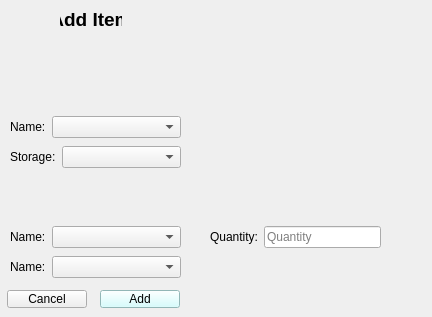
isaac-ucalgary/CPSC471_Fall2024_GroupProject, file home_ims/src/view/ui/popup/add_item.ui: the form before one commit.
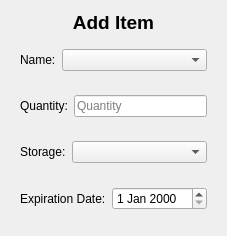
The form after the commit.

What changed in the file:
```diff
--- a/home_ims/src/view/ui/popup/add_item.ui
+++ b/home_ims/src/view/ui/popup/add_item.ui
@@ -6,22 +6,16 @@
    <rect>
     <x>0</x>
     <y>0</y>
-    <width>432</width>
-    <height>317</height>
+    <width>185</width>
+    <height>227</height>
    </rect>
   </property>
   <property name="windowTitle">
    <string>Add Item</string>
   </property>
+  <layout class="QVBoxLayout" name="verticalLayout">
+   <item>
   <widget class="QLabel" name="label_title">
-   <property name="geometry">
-    <rect>
-     <x>60</x>
-     <y>10</y>
-     <width>62</width>
-     <height>19</height>
-    </rect>
-   </property>
    <property name="font">
     <font>
      <pointsize>14</pointsize>
@@ -35,47 +29,9 @@
     <set>Qt::AlignCenter</set>
    </property>
   </widget>
-  <widget class="QPushButton" name="cancelBtn">
-   <property name="geometry">
-    <rect>
-     <x>7</x>
-     <y>290</y>
-     <width>80</width>
-     <height>18</height>
-    </rect>
-   </property>
-   <property name="styleSheet">
-    <string notr="true"/>
-   </property>
-   <property name="text">
-    <string>Cancel</string>
-   </property>
-  </widget>
-  <widget class="QPushButton" name="addBtn">
-   <property name="geometry">
-    <rect>
-     <x>100</x>
-     <y>290</y>
-     <width>80</width>
-     <height>18</height>
-    </rect>
-   </property>
-   <property name="styleSheet">
-    <string>background-color: #CCFFFF; color: black;</string>
-   </property>
-   <property name="text">
-    <string>Add</string>
-   </property>
-  </widget>
+   </item>
+   <item>
   <widget class="QWidget" name="widget" native="true">
-   <property name="geometry">
-    <rect>
-     <x>10</x>
-     <y>110</y>
-     <width>171</width>
-     <height>34</height>
-    </rect>
-   </property>
    <layout class="QHBoxLayout" name="horizontalLayout">
     <item>
      <widget class="QLabel" name="label_existingName">
@@ -96,15 +52,29 @@
     </item>
    </layout>
   </widget>
+   </item>
+   <item>
+    <widget class="QWidget" name="widget_5" native="true">
+     <layout class="QHBoxLayout" name="horizontalLayout_5">
+      <item>
+       <widget class="QLabel" name="label_existingName_5">
+        <property name="text">
+         <string>Quantity:</string>
+        </property>
+       </widget>
+      </item>
+      <item>
+       <widget class="QLineEdit" name="quantityText">
+        <property name="placeholderText">
+         <string>Quantity</string>
+        </property>
+       </widget>
+      </item>
+     </layout>
+    </widget>
+   </item>
+   <item>
   <widget class="QWidget" name="widget_2" native="true">
-   <property name="geometry">
-    <rect>
-     <x>10</x>
-     <y>140</y>
-     <width>171</width>
-     <height>34</height>
-    </rect>
-   </property>
    <layout class="QHBoxLayout" name="horizontalLayout_2">
     <item>
      <widget class="QLabel" name="label_existingName_2">
@@ -125,90 +95,60 @@
     </item>
    </layout>
   </widget>
-  <widget class="QWidget" name="widget_3" native="true">
-   <property name="geometry">
-    <rect>
-     <x>10</x>
-     <y>250</y>
-     <width>171</width>
-     <height>34</height>
-    </rect>
-   </property>
-   <layout class="QHBoxLayout" name="horizontalLayout_3">
-    <item>
-     <widget class="QLabel" name="label_existingName_3">
-      <property name="text">
-       <string>Name:</string>
-      </property>
-     </widget>
     </item>
     <item>
-     <widget class="QComboBox" name="nameCombo_3">
-      <property name="sizePolicy">
-       <sizepolicy hsizetype="Expanding" vsizetype="Fixed">
-        <horstretch>0</horstretch>
-        <verstretch>0</verstretch>
-       </sizepolicy>
-      </property>
-     </widget>
-    </item>
-   </layout>
-  </widget>
   <widget class="QWidget" name="widget_4" native="true">
-   <property name="geometry">
-    <rect>
-     <x>10</x>
-     <y>220</y>
-     <width>171</width>
-     <height>34</height>
-    </rect>
-   </property>
    <layout class="QHBoxLayout" name="horizontalLayout_4">
     <item>
      <widget class="QLabel" name="label_existingName_4">
-      <property name="text">
-       <string>Name:</string>
-      </property>
-     </widget>
-    </item>
-    <item>
-     <widget class="QComboBox" name="nameCombo_4">
       <property name="sizePolicy">
-       <sizepolicy hsizetype="Expanding" vsizetype="Fixed">
+         <sizepolicy hsizetype="Fixed" vsizetype="Preferred">
         <horstretch>0</horstretch>
         <verstretch>0</verstretch>
        </sizepolicy>
       </property>
-     </widget>
-    </item>
-   </layout>
-  </widget>
-  <widget class="QWidget" name="widget_5" native="true">
+        <property name="text">
+         <string>Expiration Date:</string>
+        </property>
+       </widget>
+      </item>
+      <item>
+       <widget class="QDateEdit" name="dateEdit"/>
+      </item>
+     </layout>
+    </widget>
+   </item>
+   <item>
+    <widget class="QWidget" name="widget_6" native="true">
+     <widget class="QPushButton" name="cancelBtn">
    <property name="geometry">
     <rect>
-     <x>210</x>
-     <y>220</y>
-     <width>171</width>
-     <height>34</height>
-    </rect>
-   </property>
-   <layout class="QHBoxLayout" name="horizontalLayout_5">
-    <item>
-     <widget class="QLabel" name="label_existingName_5">
+        <x>0</x>
+        <y>10</y>
+        <width>80</width>
+        <height>18</height>
+       </rect>
+      </property>
+      <property name="styleSheet">
+       <string notr="true"/>
+      </property>
       <property name="text">
-       <string>Quantity:</string>
+       <string>Cancel</string>
       </property>
      </widget>
-    </item>
-    <item>
-     <widget class="QLineEdit" name="quantityText_2">
-      <property name="placeholderText">
-       <string>Quantity</string>
+     <widget class="QPushButton" name="addBtn">
+      <property name="geometry">
+       <rect>
+        <x>90</x>
+        <y>10</y>
+        <width>80</width>
+        <height>18</height>
+       </rect>
       </property>
      </widget>
-    </item>
-   </layout>
-  </widget>
+    </widget>
+   </item>
+  </layout>
  </widget>
  <resources/>
  <connections/>
```
Left out of the diff: 8 changed lines with no effect on the pictures. Lines whose indentation alone changed are shown as unchanged.
